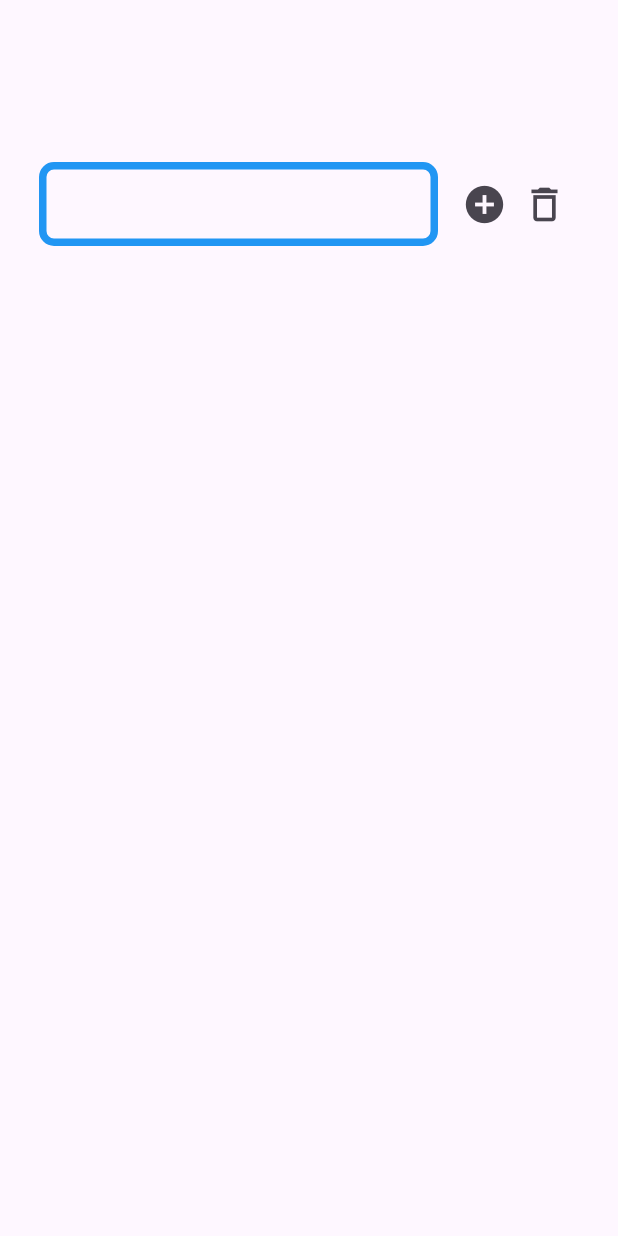
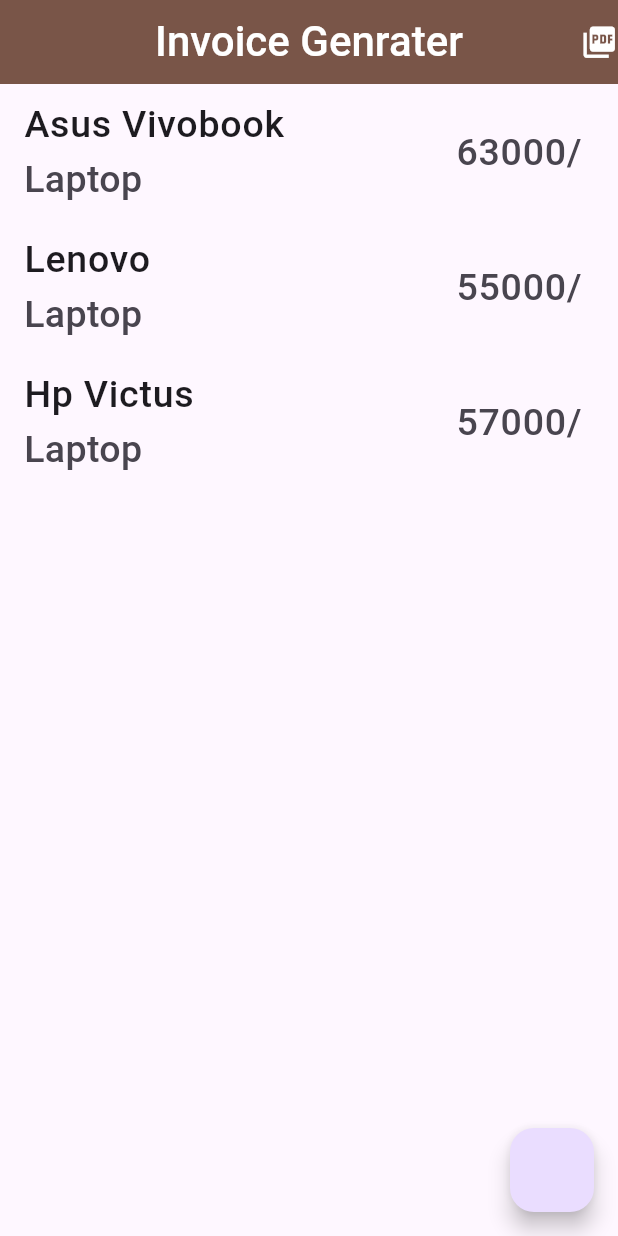
Before and after one commit to Nikks27/resume_app_daily_task, a Flutter app: the screen it shows after launch, on a phone screen of 412 x 824 dp. Run offline on Flutter 3.47's test engine with Material 3 defaults, Android fonts, the phone set to English and light mode, and no system bars; our stand-ins replace image_picker, pdf, printing.

Commit message:
09/05/24 gamil Drawer app log in and sign up google web email and password velidation 13/05/24 15/05/24 snackbar
16/05/24 imagepicker

20/05/24  id registration

22/05/24  invoice genrater

```diff
--- a/lib/utils/Generate Dynamic Text Field/skills.dart
+++ b/lib/utils/Generate Dynamic Text Field/skills.dart
@@ -25,7 +25,7 @@
                       decoration: InputDecoration(
                           enabledBorder: OutlineInputBorder(
                             borderSide: BorderSide(
-                              color: Colors.blue,
+                              color: Colors.brown,
                               width: 5,
                             ),
                             borderRadius: BorderRadius.circular(10),
--- /dev/null
+++ b/lib/utils/PdfGenrate/pdf.dart
@@ -0,0 +1,112 @@
+import 'dart:typed_data';
+
+import 'package:flutter/material.dart';
+import 'package:pdf/pdf.dart';
+import 'package:pdf/widgets.dart' as pw;
+
+class InvoiceScreen extends StatefulWidget {
+  const InvoiceScreen({super.key});
+
+  @override
+  State<InvoiceScreen> createState() => _InvoiceScreenState();
+}
+
+class _InvoiceScreenState extends State<InvoiceScreen> {
+  @override
+  Widget build(BuildContext context) {
+    return Scaffold(
+      appBar: AppBar(
+        backgroundColor: Colors.brown,
+        centerTitle: true,
+        title: Text('Invoice Genrater',style: TextStyle(fontSize: 28,fontWeight: FontWeight.w500,color: Colors.white),),
+        actions: [
+          GestureDetector(
+            onTap: () {
+                Navigator.of(context).pushNamed('/pdf');
+            },
+            child: Icon(Icons.picture_as_pdf,size: 25,color: Colors.white,),
+          )
+        ],
+      ),
+      body:SingleChildScrollView(
+        child: Column(
+          children: List.generate(invoiceList.length, (index) => ListTile(
+            title:Text(
+              '${invoiceList[index].name!}',
+              style: TextStyle(fontSize: 25,fontWeight: FontWeight.w500),
+            ),
+            trailing: Text(
+              '${invoiceList[index].price!}',
+              style: TextStyle(
+                fontSize: 25,fontWeight: FontWeight.w500,
+              ),
+            ),
+            subtitle: Text('${invoiceList[index].catagory!}',style: TextStyle(
+              fontSize: 25,fontWeight: FontWeight.w500,
+            ),),
+          ))
+        ),
+      ),
+      floatingActionButton: FloatingActionButton(
+        onPressed: () {
+          setState(() {
+              invoiceList.add(InvoiceModel(
+                name: 'Asus Vivobook',price: '63000/',catagory: 'Laptop'),);
+          });
+        },
+      ),
+    );
+  }
+}
+
+List invoiceList = [
+  InvoiceModel(name:'Asus Vivobook',price: '63000/',catagory: 'Laptop',),
+  InvoiceModel(name:'Lenovo',price: '55000/',catagory: 'Laptop'),
+  InvoiceModel(name:'Hp Victus',price: '57000/',catagory: 'Laptop'),
+];
+
+class InvoiceModel {
+  String? name = '';
+  String? price = '';
+  String? catagory = '';
+
+  InvoiceModel({this.name,this.price,this.catagory});
+}
+
+Future<Uint8List> generatePdf() {
+  final pdf=pw.Document();
+  pdf.addPage(
+      pw.Page(
+        build: (context) => pw.Column(
+            children: [
+              pw.Container(
+                  height: 100,
+                  width: double.infinity,
+                  decoration: pw.BoxDecoration(
+                    color: PdfColors.white,
+                  ),
+                  child: pw.Row(
+                      children: [
+                        ...List.generate(invoiceList.length, (index) => pw.Column(
+                            children: [
+                              pw.Text(
+                                invoiceList[index].name.toString()+'          ',
+                                style: pw.TextStyle(fontSize: 25,),),
+                              pw.Text(
+                                invoiceList[index].price.toString()+'         ',
+                                style: pw.TextStyle(fontSize: 25,),),
+                              pw.Text(
+                                invoiceList[index].catagory.toString()+'       ',
+                                style: pw.TextStyle(fontSize: 25,),)
+                            ]
+                        ),
+                        )
+                      ]
+                  )
+              )
+            ]
+        ),
+      )
+  );
+  return pdf.save();
+}
--- a/lib/utils/Routes.dart
+++ b/lib/utils/Routes.dart
@@ -1,17 +1,8 @@
 
 import 'package:flutter/material.dart';
-import 'package:resume_app_daily_task/utils/snackBar/snackbar.dart';
 
-import 'Generate Dynamic Text Field/skills.dart';
-import 'Id Card Registration/registration.dart';
-import 'Log in/login.dart';
-import 'Log in/signup.dart';
-import 'gmail.dart';
-import 'google.dart';
-import 'googleLogIn/google1.dart';
-import 'googleLogIn/google2.dart';
-import 'googleLogIn/google3.dart';
-import 'imagepicker/imagepicker.dart';
+import 'PdfGenrate/pdf.dart';
+import 'PdfGenrate/pdfgenrator.dart';
 
 
 class gmail extends StatelessWidget {
@@ -22,7 +13,8 @@
     return MaterialApp(
       debugShowCheckedModeBanner: false,
       routes: {
-        '/' : (context) => DynaimcTextField(),
+        '/' : (context) => InvoiceScreen(),
+        '/pdf' : (context) => PdfPageScreen(),
       }
     );
   }
--- a/lib/utils/imagepicker/imagepicker.dart
+++ b/lib/utils/imagepicker/imagepicker.dart
@@ -20,9 +20,10 @@
   Widget build(BuildContext context) {
     return Scaffold(
       appBar: AppBar(
+        centerTitle: true,
         backgroundColor: Colors.blue,
         title: Text(
-            'Image Picker'
+            'Image Picker',style: TextStyle(color: Colors.white,fontSize: 27,fontWeight: FontWeight.bold),
         ),
       ),
       body: Padding(
--- a/pubspec.yaml
+++ b/pubspec.yaml
@@ -36,6 +36,8 @@
   # Use with the CupertinoIcons class for iOS style icons.
   cupertino_icons: ^1.0.6
   image_picker: ^1.1.1
+  pdf: ^3.10.8
+  printing: ^5.12.0
 dev_dependencies:
   flutter_test:
     sdk: flutter
```
Also changed, not shown: lib/utils/Id Card Registration/registration.dart (+5 -22 lines), lib/utils/Id Card Registration/registration2.dart (+12 -21 lines), lib/utils/PdfGenrate/pdfgenrator.dart (added, +23 -0 lines), pubspec.lock, 5 other files.
